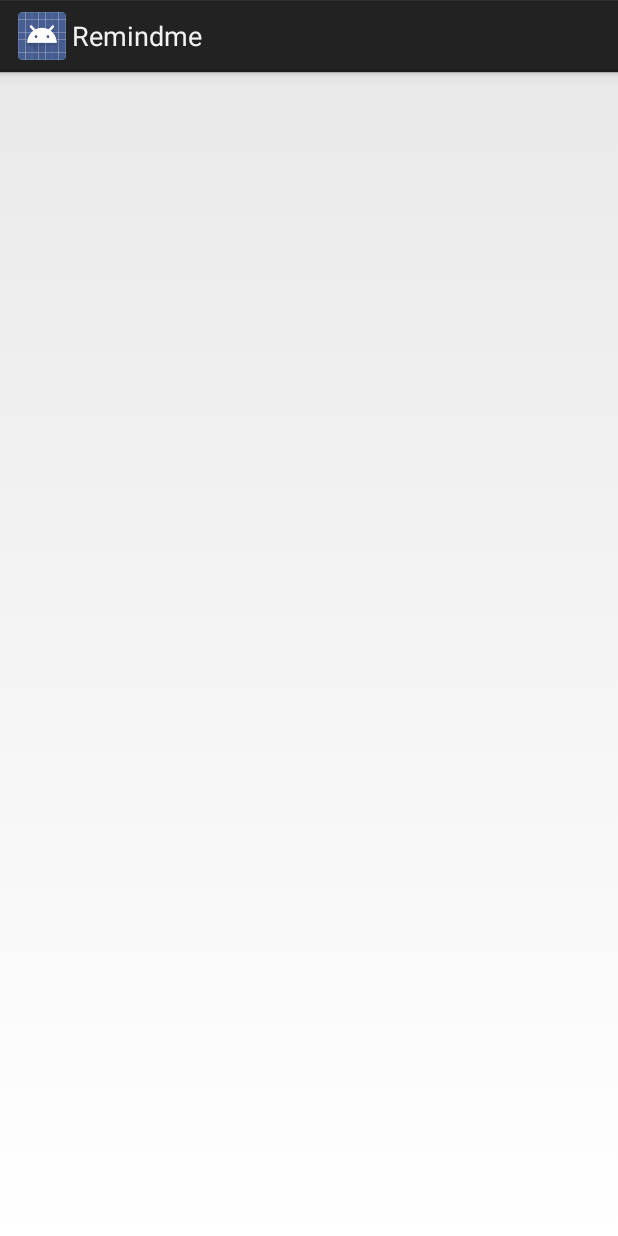
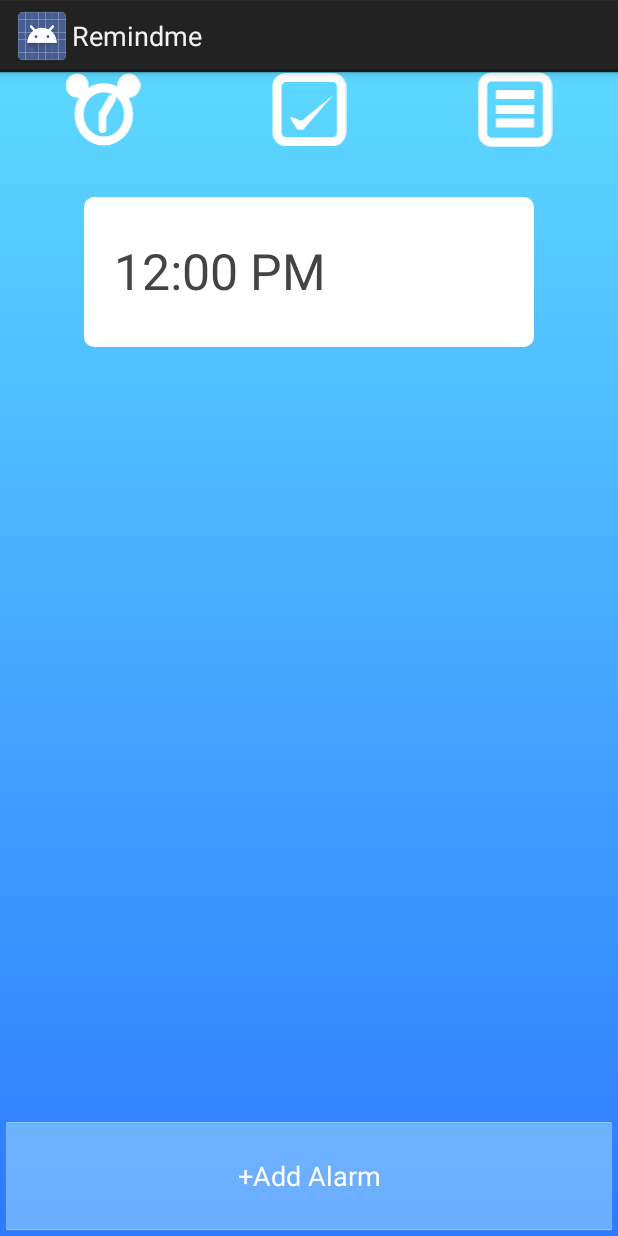
Before and after one commit to Sweetkubuni/Remindme, an Android app: the screen it shows after launch (MainActivity), on a phone screen of 412 x 824 dp. Run offline under Robolectric (Android 15) with nearby library versions, the phone set to English and light mode, and no system bars.

Commit message:
fixed custom view

```diff
--- a/Remindme/app/src/main/java/com/kubuni/test/remindme/AlarmSlot.java
+++ b/Remindme/app/src/main/java/com/kubuni/test/remindme/AlarmSlot.java
@@ -4,6 +4,7 @@ import android.content.Context;
 import android.graphics.Canvas;
 import android.graphics.Color;
 import android.graphics.Paint;
+import android.graphics.Rect;
 import android.graphics.RectF;
 import android.support.v4.content.ContextCompat;
 import android.util.AttributeSet;
@@ -16,8 +17,30 @@ import android.view.View;
 public class AlarmSlot extends View {
 
     String TimeStr;
-    public AlarmSlot(Context context){
-        super(context, null);
+
+    public AlarmSlot(Context context) {
+        super(context);
+    }
+
+    public AlarmSlot(Context context, AttributeSet attrs) {
+        super(context, attrs);
+    }
+
+    public AlarmSlot(Context context, AttributeSet attrs, int defStyle) {
+        super(context, attrs, defStyle);
+    }
+
+    private void DrawCenterText(Canvas canvas, Paint paint, String text)
+    {
+        Rect r = new Rect();
+        canvas.getClipBounds(r);
+        int cHeight = r.height();
+        int cWidth = r.width();
+        paint.setTextAlign(Paint.Align.LEFT);
+        paint.getTextBounds(text, 0, text.length(), r);
+        //float x = cWidth / 2f - r.width() / 2f - r.left;
+        float y = cHeight / 2f + r.height() / 2f - r.bottom;
+        canvas.drawText(text, 30, y, paint);
     }
 
 
@@ -36,10 +59,13 @@ public class AlarmSlot extends View {
         BackgroundColor.setColor(Color.WHITE);
 
         Paint TextColor = new Paint(Paint.ANTI_ALIAS_FLAG);
-        TextColor.setColor(Color.LTGRAY);
-        canvas.drawRoundRect(Background, 0.4f, 0.4f, BackgroundColor);
+        TextColor.setColor(Color.DKGRAY);
+        TextColor.setTextSize(50);
+        canvas.drawRoundRect(Background, 10, 10, BackgroundColor);
 
         TimeStr = new String("12:00 PM");
-        canvas.drawText(TimeStr, 200, 200, TextColor);
+        DrawCenterText(canvas, TextColor, TimeStr);
+        //int yPos = (int) ((canvas.getHeight() / 2) - ((TextColor.descent() + TextColor.ascent()) / 2)) ;
+        //canvas.drawText(TimeStr, 10, yPos, TextColor);
     }
 }
--- a/Remindme/app/src/main/res/layout/activity_main.xml
+++ b/Remindme/app/src/main/res/layout/activity_main.xml
@@ -43,9 +43,16 @@
             <ScrollView
                 android:layout_width="match_parent"
                 android:layout_height="match_parent">
-                <com.kubuni.test.remindme.AlarmSlot
-                    android:layout_width = "350dp"
-                    android:layout_height = "400dp"/>
+                <LinearLayout
+                    android:layout_width="match_parent"
+                    android:layout_height="match_parent"
+                    android:orientation="vertical"
+                    android:gravity="center"
+                    android:layout_marginTop="30dp">
+                    <com.kubuni.test.remindme.AlarmSlot
+                        android:layout_width = "300dp"
+                        android:layout_height = "100dp"/>
+                </LinearLayout>
             </ScrollView>
             <Button
                 android:id="@+id/addAlarm"
```
